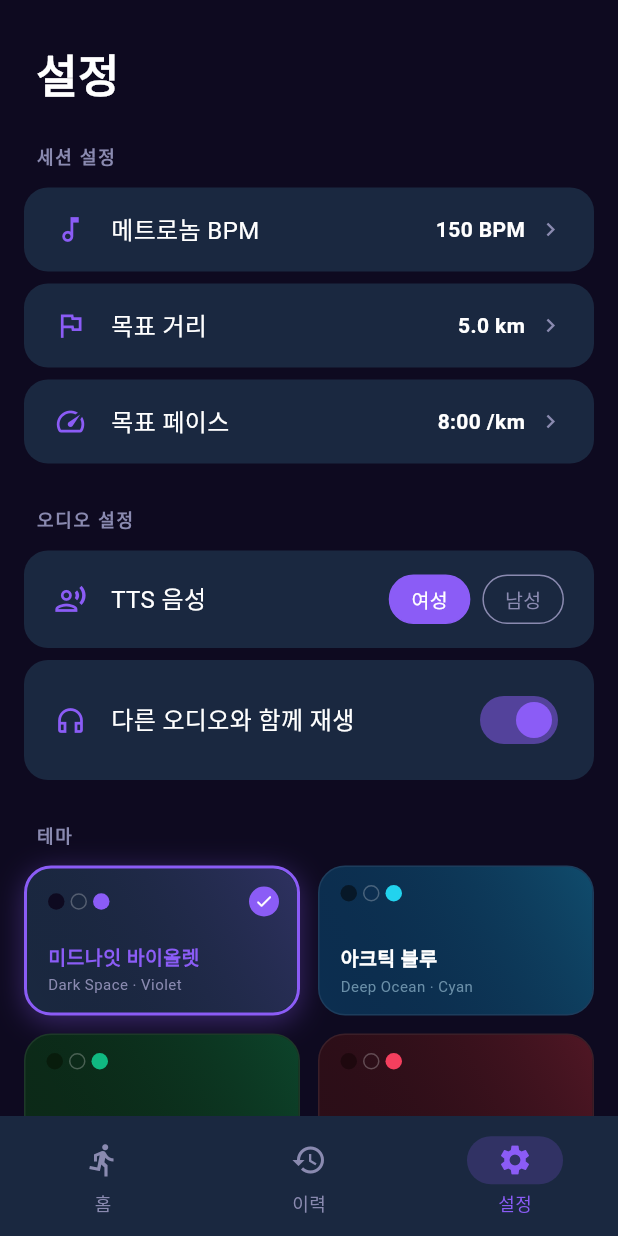
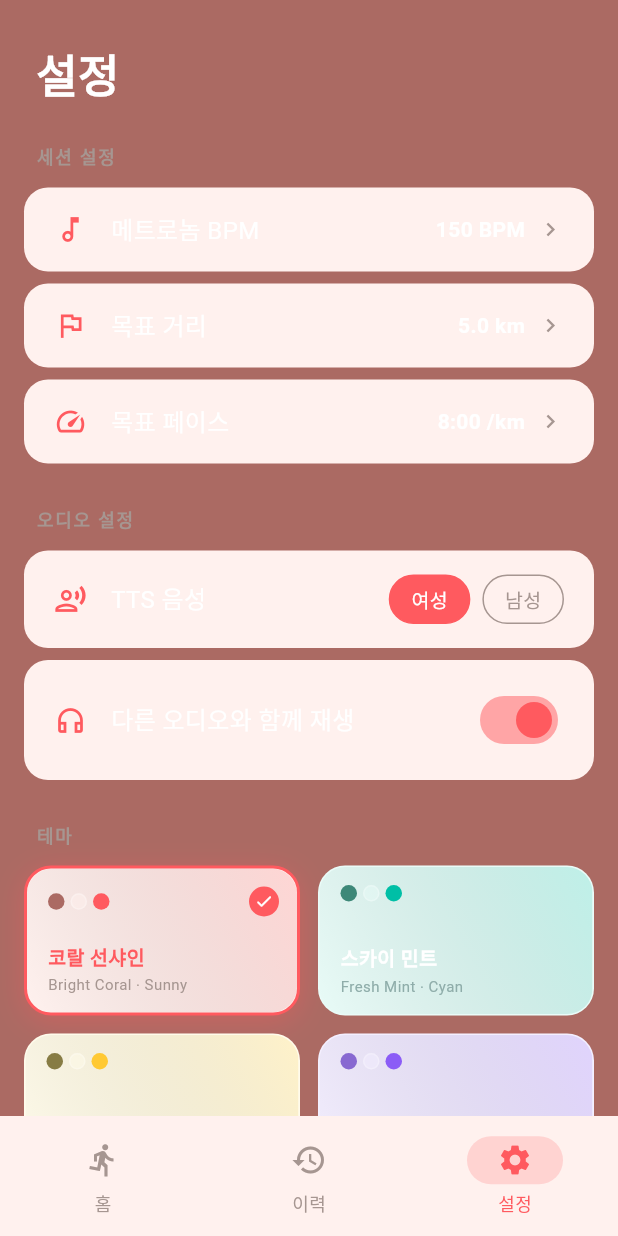
Before and after one commit to yerangco-boop/snail_running, a Flutter app: the screen it shows after launch, after a tap on the "settings" icon, on a phone screen of 412 x 824 dp. Run offline on Flutter 3.47's test engine with Material 3 defaults, Android fonts, the phone set to English and light mode, and no system bars; our stand-ins replace audioplayers, flutter_map, flutter_tts, geolocator, latlong2, sqflite; missing offline and left inert: dart:js; accounts and stored records are empty.

Commit message:
fix: 테마 배경 luminance 상향, TTS 성별별 한국어 음성 적용
- 5개 테마 background를 luminance ~20%(15~28% 범위)로 조정해 흰색 단색이 아닌
  톤 다운된 색상으로 변경
- HomeScreen initState에서 getVoices()로 한국어 음성 목록을 조회해
  ttsVoiceGender(male/female)에 맞는 음성을 setVoice()로 적용

```diff
--- a/lib/models/theme_preset.dart
+++ b/lib/models/theme_preset.dart
@@ -41,83 +41,83 @@ class ThemePreset {
 }
 
 const kThemePresets = <ThemePreset>[
-  // ── 1. 미드나잇 바이올렛 ─────────────────────────────────────────────────
-  // 보라빛 은하수. 블랙 배경 + 다크 스틸블루 카드 + 바이올렛 포인트.
+  // ── 1. 코랄 선샤인 ──────────────────────────────────────────────────────
+  // 흰 배경 + 발랄한 코랄 포인트.
   ThemePreset(
-    name: '미드나잇 바이올렛',
-    subtitle: 'Dark Space · Violet',
-    background: Color(0xFF0E0A20),   // 확실한 인디고 틴트
-    surface:    Color(0xFF1A2840),   // 뚜렷한 스틸블루
-    accent:     Color(0xFF8B5CF6),
-    grey:       Color(0xFF8A8AB0),
+    name: '코랄 선샤인',
+    subtitle: 'Bright Coral · Sunny',
+    background: Color(0xFFAB6A63),   // luminance ~20%
+    surface:    Color(0xFFFFF1EE),
+    accent:     Color(0xFFFF5A5F),
+    grey:       Color(0xFFA69691),
     runGradient: [
-      Color(0xFF080215),
-      Color(0xFF140535),
-      Color(0xFF0E1035),
+      Color(0xFFFFDAD1),
+      Color(0xFFFF7A59),
+      Color(0xFFFFB199),
     ],
   ),
 
-  // ── 2. 아크틱 블루 ──────────────────────────────────────────────────────
-  // 극지방의 빙하. 다크 네이비 배경 + 딥오션 카드 + 하늘빛 포인트.
+  // ── 2. 스카이 민트 ──────────────────────────────────────────────────────
+  // 흰 배경 + 상쾌한 민트/시안 포인트.
   ThemePreset(
-    name: '아크틱 블루',
-    subtitle: 'Deep Ocean · Cyan',
-    background: Color(0xFF071828),   // 확실한 딥네이비 틴트
-    surface:    Color(0xFF0C2E50),   // 뚜렷한 딥오션 블루
-    accent:     Color(0xFF22D3EE),
-    grey:       Color(0xFF6A8FA8),
+    name: '스카이 민트',
+    subtitle: 'Fresh Mint · Cyan',
+    background: Color(0xFF3D8878),   // luminance ~20%
+    surface:    Color(0xFFE8FBF7),
+    accent:     Color(0xFF00BFA6),
+    grey:       Color(0xFF8FADAA),
     runGradient: [
-      Color(0xFF020810),
-      Color(0xFF051C30),
-      Color(0xFF041528),
+      Color(0xFFCFF7EE),
+      Color(0xFF00BFA6),
+      Color(0xFF7FE0CF),
     ],
   ),
 
-  // ── 3. 에메랄드 나이트 ──────────────────────────────────────────────────
-  // 밤의 숲. 거의 검은 배경 + 다크 포레스트 카드 + 에메랄드 포인트.
+  // ── 3. 레몬 스퀴즈 ──────────────────────────────────────────────────────
+  // 흰 배경 + 상큼한 레몬/라임 포인트.
   ThemePreset(
-    name: '에메랄드 나이트',
-    subtitle: 'Forest Black · Emerald',
-    background: Color(0xFF081C0C),   // 확실한 포레스트 틴트
-    surface:    Color(0xFF0C2A18),   // 뚜렷한 포레스트그린
-    accent:     Color(0xFF10B981),
-    grey:       Color(0xFF5A8A70),
+    name: '레몬 스퀴즈',
+    subtitle: 'Zesty Lemon · Lime',
+    background: Color(0xFF877C44),   // luminance ~20%
+    surface:    Color(0xFFFFFBEA),
+    accent:     Color(0xFFFFC933),
+    grey:       Color(0xFFABA383),
     runGradient: [
-      Color(0xFF020A04),
-      Color(0xFF051508),
-      Color(0xFF04130E),
+      Color(0xFFFFF3C4),
+      Color(0xFFFFC933),
+      Color(0xFFFFE28A),
     ],
   ),
 
-  // ── 4. 로즈 골드 ────────────────────────────────────────────────────────
-  // 딥 크림슨 럭셔리. 다크 와인 배경 + 크림슨 카드 + 로즈 포인트.
+  // ── 4. 퍼플 팝 ──────────────────────────────────────────────────────────
+  // 흰 배경 + 발랄한 바이올렛 포인트.
   ThemePreset(
-    name: '로즈 골드',
-    subtitle: 'Dark Crimson · Rose',
-    background: Color(0xFF1E080E),   // 확실한 딥크림슨 틴트
-    surface:    Color(0xFF2C0E18),   // 뚜렷한 다크크림슨
-    accent:     Color(0xFFF43F5E),
-    grey:       Color(0xFF8A6A72),
+    name: '퍼플 팝',
+    subtitle: 'Playful Grape · Violet',
+    background: Color(0xFF8869D1),   // luminance ~20%
+    surface:    Color(0xFFF3EEFF),
+    accent:     Color(0xFF8B5CF6),
+    grey:       Color(0xFFA297B3),
     runGradient: [
-      Color(0xFF0A0205),
-      Color(0xFF1A0510),
-      Color(0xFF160315),
+      Color(0xFFE9DCFF),
+      Color(0xFF8B5CF6),
+      Color(0xFFC4A8FF),
     ],
   ),
 
-  // ── 5. 앰버 프레스티지 ──────────────────────────────────────────────────
-  // 위스키 & 월넛. 다크 앰버 배경 + 월넛 카드 + 골드 포인트.
+  // ── 5. 핫핑크 버스트 ────────────────────────────────────────────────────
+  // 흰 배경 + 에너지 넘치는 핫핑크 포인트.
   ThemePreset(
-    name: '앰버 프레스티지',
-    subtitle: 'Dark Walnut · Gold',
-    background: Color(0xFF1A0E00),   // 확실한 월넛 틴트
-    surface:    Color(0xFF281500),   // 뚜렷한 월넛브라운
-    accent:     Color(0xFFFBBF24),
-    grey:       Color(0xFF8A7A50),
+    name: '핫핑크 버스트',
+    subtitle: 'Vivid Pink · Energy',
+    background: Color(0xFFC25784),   // luminance ~20%
+    surface:    Color(0xFFFFEFF5),
+    accent:     Color(0xFFFF3D81),
+    grey:       Color(0xFFB090A0),
     runGradient: [
-      Color(0xFF060300),
-      Color(0xFF140900),
-      Color(0xFF1C0C00),
+      Color(0xFFFFDCEA),
+      Color(0xFFFF3D81),
+      Color(0xFFFF8FBB),
     ],
   ),
 ];
--- a/lib/screens/home_screen.dart
+++ b/lib/screens/home_screen.dart
@@ -34,6 +34,14 @@ class _HomeScreenState extends State<HomeScreen> {
   int _seconds = 0;
   int _countdownValue = 3;
 
+  // 운동 중 중앙 큰 숫자 표시 모드: 0=거리, 1=시간, 2=BPM (탭할 때마다 순환)
+  int _mainDisplayMode = 0;
+  static const List<String> _mainDisplayLabels = ['km', '시간', 'BPM'];
+
+  void _cycleMainDisplay() {
+    setState(() => _mainDisplayMode = (_mainDisplayMode + 1) % _mainDisplayLabels.length);
+  }
+
   int _lastAnnouncedKm = 0;
   int _lapStartSeconds = 0;
   bool _halfAnnounced = false;
@@ -54,8 +62,41 @@ class _HomeScreenState extends State<HomeScreen> {
   void initState() {
     super.initState();
     _tts.setLanguage("ko-KR");
+    _applyTtsVoice();
     _metronome.init();
     _fetchLocation();
+  }
+
+  // ttsVoiceGender 설정에 맞는 한국어 음성을 찾아 적용
+  Future<void> _applyTtsVoice() async {
+    try {
+      final voices = await _tts.getVoices;
+      final koreanVoices = (voices as List)
+          .whereType<Map>()
+          .where((v) => (v['locale']?.toString() ?? '').toLowerCase().startsWith('ko'))
+          .toList();
+      debugPrint('[TTS] 한국어 음성 목록: $koreanVoices');
+
+      final wantMale = _s.ttsVoiceGender == 'male';
+      Map? match;
+      for (final v in koreanVoices) {
+        final name = (v['name']?.toString() ?? '').toLowerCase();
+        final isMale = name.contains('male') && !name.contains('female');
+        final isFemale = name.contains('female');
+        if (wantMale && isMale) { match = v; break; }
+        if (!wantMale && isFemale) { match = v; break; }
+      }
+      match ??= koreanVoices.isNotEmpty ? koreanVoices.first : null;
+      if (match != null) {
+        await _tts.setVoice({
+          'name': match['name'].toString(),
+          'locale': match['locale'].toString(),
+        });
+        debugPrint('[TTS] 적용된 음성: ${match['name']} (${match['locale']})');
+      }
+    } catch (e) {
+      debugPrint('[TTS] 음성 설정 실패: $e');
+    }
   }
 
   @override
@@ -179,6 +220,7 @@ class _HomeScreenState extends State<HomeScreen> {
       _lapStartSeconds = 0;
       _halfAnnounced = false;
       _goalAnnounced = false;
+      _mainDisplayMode = 0;
     });
   }
 
@@ -242,11 +284,11 @@ class _HomeScreenState extends State<HomeScreen> {
               _summaryRow("시간", time),
               _summaryRow("평균 페이스", "$pace /km"),
               const SizedBox(height: 20),
-              const Divider(color: Colors.white12),
+              Divider(color: _s.preset.onBackground.withValues(alpha: 0.12)),
               const SizedBox(height: 12),
-              const Text(
+              Text(
                 "불편한 부위가 있나요?",
-                style: TextStyle(fontSize: 13, color: Colors.white54),
+                style: TextStyle(fontSize: 13, color: _s.preset.onBackground.withValues(alpha: 0.54)),
               ),
               const SizedBox(height: 10),
               Wrap(
@@ -264,13 +306,14 @@ class _HomeScreenState extends State<HomeScreen> {
                       decoration: BoxDecoration(
                         color: on ? _s.accent : Colors.transparent,
                         borderRadius: BorderRadius.circular(20),
-                        border: Border.all(color: on ? _s.accent : Colors.white24),
+                        border: Border.all(
+                            color: on ? _s.accent : _s.preset.onBackground.withValues(alpha: 0.24)),
                       ),
                       child: Text(
                         part,
                         style: TextStyle(
                           fontSize: 13,
-                          color: on ? Colors.white : Colors.white54,
+                          color: on ? Colors.white : _s.preset.onBackground.withValues(alpha: 0.54),
                         ),
                       ),
                     ),
@@ -314,6 +357,18 @@ class _HomeScreenState extends State<HomeScreen> {
 
   // ── 헬퍼 ─────────────────────────────────────────────────────────────────────
 
+  // 운동 중 중앙 큰 숫자에 표시할 값 (탭으로 순환되는 모드에 따라 결정)
+  String get _mainDisplayValue {
+    switch (_mainDisplayMode) {
+      case 1:
+        return _formattedTime;
+      case 2:
+        return '${_s.bpm}';
+      default:
+        return _distanceKm.toStringAsFixed(2);
+    }
+  }
+
   String get _formattedTime {
     final m = _seconds ~/ 60, s = _seconds % 60;
     return "${m.toString().padLeft(2, '0')}:${s.toString().padLeft(2, '0')}";
@@ -355,19 +410,20 @@ class _HomeScreenState extends State<HomeScreen> {
               padding: const EdgeInsets.fromLTRB(20, 8, 8, 0),
               child: Row(
                 children: [
-                  const Text(
+                  Text(
                     "달팽이 러닝",
                     style: TextStyle(
                       fontSize: 18,
                       fontWeight: FontWeight.w600,
-                      color: Colors.white,
+                      color: _s.preset.onBackground,
                       letterSpacing: 0.5,
                     ),
                   ),
                   const Spacer(),
                   IconButton(
                     onPressed: widget.onGoToSettings,
-                    icon: const Icon(Icons.settings_outlined, color: Colors.white70, size: 26),
+                    icon: Icon(Icons.settings_outlined,
+                        color: _s.preset.onBackground.withValues(alpha: 0.7), size: 26),
                   ),
                 ],
               ),
@@ -382,9 +438,9 @@ class _HomeScreenState extends State<HomeScreen> {
                 children: [
                   Text(
                     _s.goalType == GoalType.distance ? '목표 거리' : '목표 시간',
-                    style: const TextStyle(
+                    style: TextStyle(
                       fontSize: 13,
-                      color: Colors.white38,
+                      color: _s.preset.onBackground.withValues(alpha: 0.38),
                       letterSpacing: 3,
                     ),
                   ),
@@ -393,10 +449,10 @@ class _HomeScreenState extends State<HomeScreen> {
                     _s.goalType == GoalType.distance
                         ? _s.targetDistanceKm.toStringAsFixed(1)
                         : '${_s.targetTimeMinutes}',
-                    style: const TextStyle(
+                    style: TextStyle(
                       fontSize: 96,
                       fontWeight: FontWeight.w800,
-                      color: Colors.white,
+                      color: _s.preset.onBackground,
                       height: 1.0,
                       letterSpacing: -4,
                     ),
@@ -404,9 +460,9 @@ class _HomeScreenState extends State<HomeScreen> {
                   const SizedBox(height: 4),
                   Text(
                     _s.goalType == GoalType.distance ? 'km' : '분',
-                    style: const TextStyle(
+                    style: TextStyle(
                       fontSize: 20,
-                      color: Colors.white54,
+                      color: _s.preset.onBackground.withValues(alpha: 0.54),
                       letterSpacing: 6,
                       fontWeight: FontWeight.w300,
                     ),
@@ -415,13 +471,13 @@ class _HomeScreenState extends State<HomeScreen> {
                   Container(
                     padding: const EdgeInsets.symmetric(horizontal: 14, vertical: 5),
                     decoration: BoxDecoration(
-                      color: Colors.white.withValues(alpha: 0.08),
+                      color: _s.preset.onBackground.withValues(alpha: 0.06),
                       borderRadius: BorderRadius.circular(20),
-                      border: Border.all(color: Colors.white12),
+                      border: Border.all(color: _s.preset.onBackground.withValues(alpha: 0.12)),
                     ),
-                    child: const Text(
+                    child: Text(
                       "탭하여 목표 변경",
-                      style: TextStyle(fontSize: 12, color: Colors.white38),
+                      style: TextStyle(fontSize: 12, color: _s.preset.onBackground.withValues(alpha: 0.38)),
                     ),
                   ),
                 ],
@@ -438,19 +494,19 @@ class _HomeScreenState extends State<HomeScreen> {
                 child: Container(
                   width: 88,
                   height: 88,
-                  decoration: const BoxDecoration(
+                  decoration: BoxDecoration(
                     shape: BoxShape.circle,
-                    color: Colors.white,
+                    color: _s.accent,
                     boxShadow: [
                       BoxShadow(
-                        color: Colors.white30,
+                        color: _s.accent.withValues(alpha: 0.4),
                         blurRadius: 24,
                         spreadRadius: 6,
                       ),
                     ],
                   ),
                   child: const Center(
-                    child: Icon(Icons.play_arrow_rounded, size: 52, color: Colors.black),
+                    child: Icon(Icons.play_arrow_rounded, size: 52, color: Colors.white),
                   ),
                 ),
               ),
@@ -482,20 +538,20 @@ class _HomeScreenState extends State<HomeScreen> {
               child: Text(
                 '$_countdownValue',
                 key: ValueKey(_countdownValue),
-                style: const TextStyle(
+                style: TextStyle(
                   fontSize: 200,
                   fontWeight: FontWeight.w900,
-                  color: Colors.white,
+                  color: _s.preset.onBackground,
                   height: 1.0,
                 ),
               ),
             ),
             const SizedBox(height: 36),
-            const Text(
+            Text(
               '준비...',
               style: TextStyle(
                 fontSize: 20,
-                color: Colors.white30,
+                color: _s.preset.onBackground.withValues(alpha: 0.3),
                 letterSpacing: 6,
                 fontWeight: FontWeight.w300,
               ),
@@ -525,7 +581,7 @@ class _HomeScreenState extends State<HomeScreen> {
             ),
             children: [
               TileLayer(
-                urlTemplate: 'https://basemaps.cartocdn.com/dark_all/{z}/{x}/{y}.png',
+                urlTemplate: 'https://basemaps.cartocdn.com/light_all/{z}/{x}/{y}.png',
                 userAgentPackageName: 'snail_running',
               ),
               if (_hasLocation)
@@ -605,8 +661,14 @@ class _HomeScreenState extends State<HomeScreen> {
                           ),
                           const SizedBox(height: 20),
                         ],
+                        GestureDetector(
+                          onTap: _cycleMainDisplay,
+                          behavior: HitTestBehavior.opaque,
+                          child: Column(
+                            mainAxisSize: MainAxisSize.min,
+                            children: [
                               Text(
-                          _distanceKm.toStringAsFixed(2),
+                                _mainDisplayValue,
                                 style: TextStyle(
                                   fontSize: 100,
                                   fontWeight: FontWeight.w800,
@@ -617,12 +679,35 @@ class _HomeScreenState extends State<HomeScreen> {
                               ),
                               const SizedBox(height: 6),
                               Text(
-                          'km',
+                                _mainDisplayLabels[_mainDisplayMode],
                                 style: TextStyle(
                                   fontSize: 22,
                                   color: _s.preset.onRun.withValues(alpha: 0.3),
                                   letterSpacing: 10,
                                   fontWeight: FontWeight.w200,
+                                ),
+                              ),
+                              const SizedBox(height: 14),
+                              // 현재 표시 모드 인디케이터 (거리/시간/BPM 중 어디인지)
+                              Row(
+                                mainAxisSize: MainAxisSize.min,
+                                children: List.generate(_mainDisplayLabels.length, (i) {
+                                  final active = i == _mainDisplayMode;
+                                  return AnimatedContainer(
+                                    duration: const Duration(milliseconds: 200),
+                                    margin: const EdgeInsets.symmetric(horizontal: 3),
+                                    width: active ? 16 : 6,
+                                    height: 6,
+                                    decoration: BoxDecoration(
+                                      color: active
+                                          ? _s.preset.accent
+                                          : _s.preset.onRun.withValues(alpha: 0.25),
+                                      borderRadius: BorderRadius.circular(3),
+                                    ),
+                                  );
+                                }),
+                              ),
+                            ],
                           ),
                         ),
                       ],
@@ -685,13 +770,13 @@ class _HomeScreenState extends State<HomeScreen> {
       child: Container(
         width: 80,
         height: 80,
-        decoration: const BoxDecoration(
+        decoration: BoxDecoration(
           shape: BoxShape.circle,
-          color: Colors.white,
-          boxShadow: [BoxShadow(color: Colors.white12, blurRadius: 20, spreadRadius: 4)],
+          color: _s.accent,
+          boxShadow: [BoxShadow(color: _s.accent.withValues(alpha: 0.35), blurRadius: 20, spreadRadius: 4)],
         ),
         child: const Center(
-          child: Icon(Icons.pause_rounded, size: 42, color: Colors.black),
+          child: Icon(Icons.pause_rounded, size: 42, color: Colors.white),
         ),
       ),
     );
@@ -721,12 +806,12 @@ class _HomeScreenState extends State<HomeScreen> {
           child: Container(
             width: 80,
             height: 80,
-            decoration: const BoxDecoration(
+            decoration: BoxDecoration(
               shape: BoxShape.circle,
-              color: Colors.white,
+              color: _s.accent,
             ),
             child: const Center(
-              child: Icon(Icons.play_arrow_rounded, size: 44, color: Colors.black),
+              child: Icon(Icons.play_arrow_rounded, size: 44, color: Colors.white),
             ),
           ),
         ),
@@ -741,7 +826,7 @@ class _HomeScreenState extends State<HomeScreen> {
       children: [
         Text(label, style: TextStyle(color: _s.preset.grey, fontSize: 15)),
         Text(value,
-            style: const TextStyle(fontWeight: FontWeight.bold, fontSize: 18, color: Colors.white)),
+            style: TextStyle(fontWeight: FontWeight.bold, fontSize: 18, color: _s.preset.onBackground)),
       ],
     ),
   );
@@ -808,15 +893,16 @@ class _GoalSheetState extends State<_GoalSheet> {
           Container(
             width: 40, height: 4,
             decoration: BoxDecoration(
-              color: Colors.white12,
+              color: widget.settings.preset.onBackground.withValues(alpha: 0.12),
               borderRadius: BorderRadius.circular(2),
             ),
           ),
           const SizedBox(height: 24),
 
-          const Text(
+          Text(
             "목표 설정",
-            style: TextStyle(fontSize: 20, fontWeight: FontWeight.w700, color: Colors.white),
+            style: TextStyle(
+                fontSize: 20, fontWeight: FontWeight.w700, color: widget.settings.preset.onBackground),
           ),
           const SizedBox(height: 24),
 
@@ -862,10 +948,10 @@ class _GoalSheetState extends State<_GoalSheet> {
                           : '$_timeMinutes',
                       key: ValueKey(
                           _goalType == GoalType.distance ? _distance : _timeMinutes),
-                      style: const TextStyle(
+                      style: TextStyle(
                         fontSize: 80,
                         fontWeight: FontWeight.w800,
-                        color: Colors.white,
+                        color: widget.settings.preset.onBackground,
                         height: 1.0,
                       ),
                     ),
@@ -972,7 +1058,7 @@ class _GoalSheetState extends State<_GoalSheet> {
         color: widget.settings.preset.surface,
         shape: BoxShape.circle,
       ),
-      child: Center(child: Icon(icon, color: Colors.white, size: 28)),
+      child: Center(child: Icon(icon, color: widget.settings.preset.onBackground, size: 28)),
     ),
   );
 }
```
Lines whose indentation alone changed are shown as unchanged.
